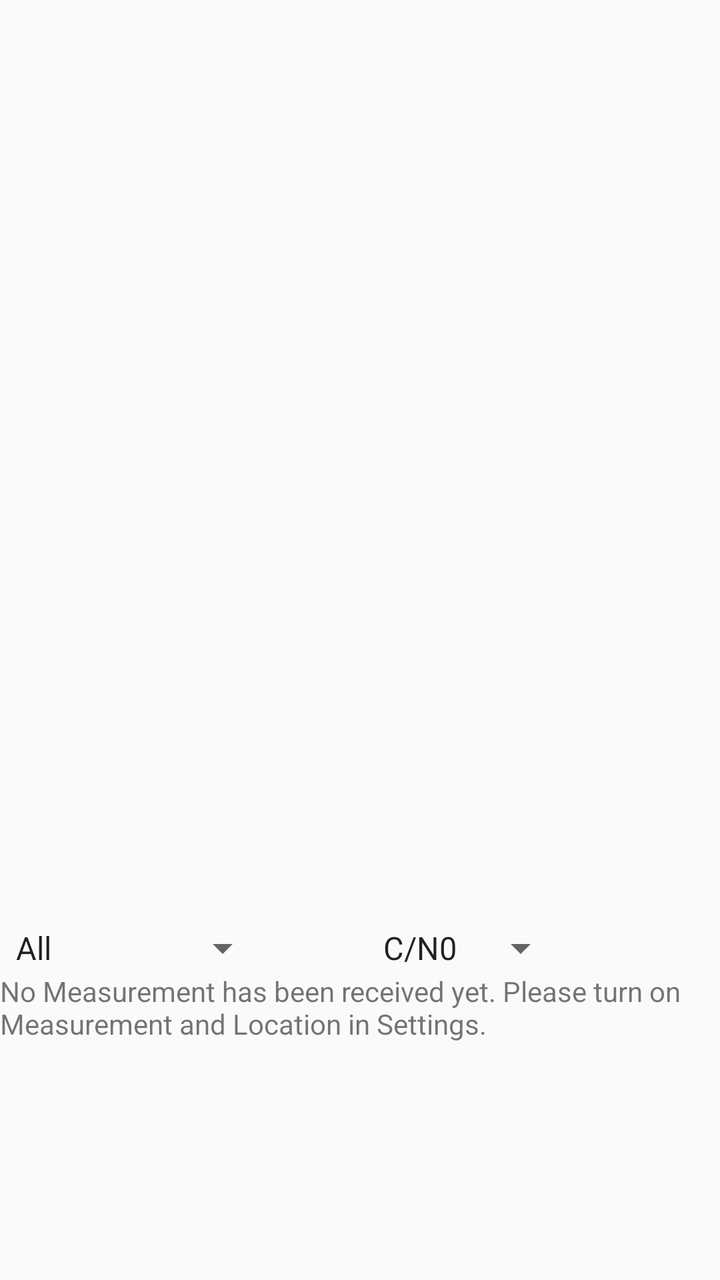
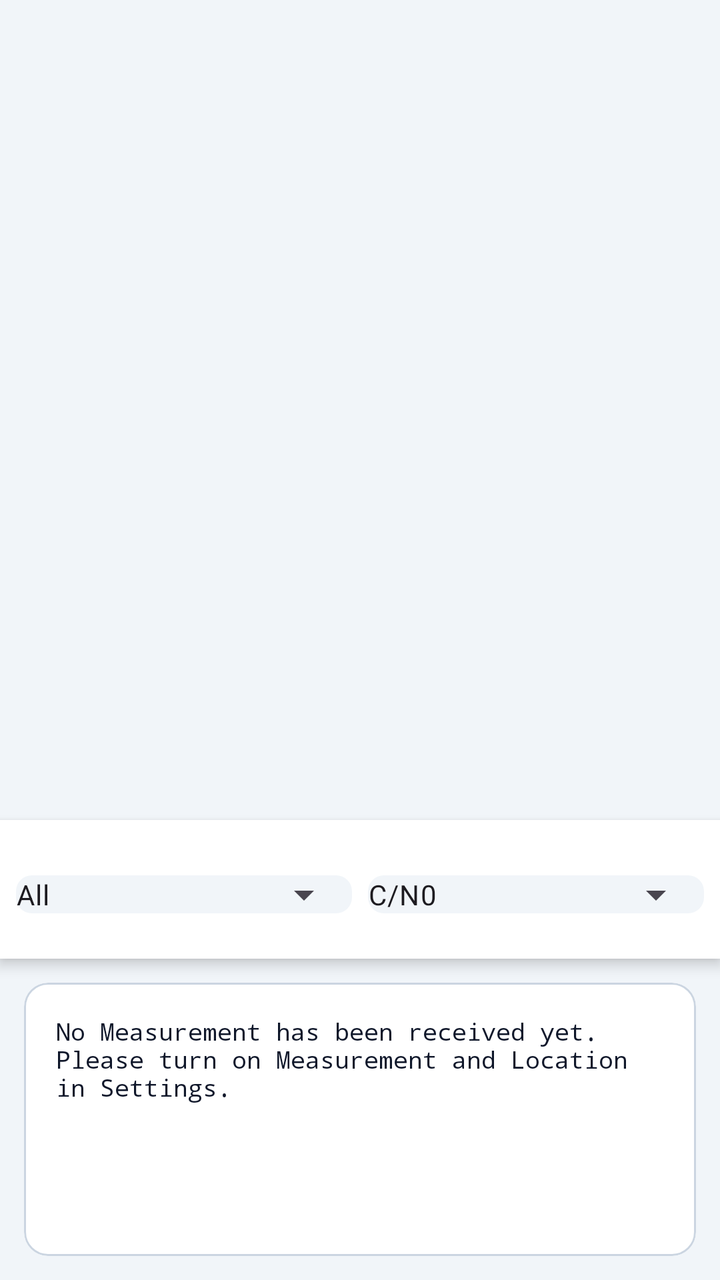

The first picture is an Android layout as it rendered before a commit; the second is the same layout after the commit. The layout source and the unified diff follow.
<!-- AndroidManifest.xml: application theme AppTheme -->
<!-- res/layout/fragment_plot.xml -->
<?xml version="1.0" encoding="utf-8"?>
<LinearLayout xmlns:android="http://schemas.android.com/apk/res/android"
    android:orientation="vertical"
    android:layout_width="match_parent"
    android:layout_height="match_parent">
  <LinearLayout
      android:layout_width="match_parent"
      android:layout_height="0dp"
      android:orientation="vertical"
      android:id="@+id/plot"
      android:layout_weight="3">
  </LinearLayout>
  <LinearLayout
      android:layout_width="match_parent"
      android:layout_height="wrap_content"
      android:orientation = "horizontal">
    <Spinner
        android:layout_width="wrap_content"
        android:layout_height="wrap_content"
        android:gravity="start"
        android:id = "@+id/constellation_spinner"
        android:entries="@array/constellation_arrays">
    </Spinner>
    <Spinner
        android:layout_width="wrap_content"
        android:layout_height="wrap_content"
        android:gravity="end"
        android:id = "@+id/tab_spinner"
        android:entries="@array/tab_arrays">
    </Spinner>
  </LinearLayout>
  <TextView
      android:layout_width="match_parent"
      android:layout_height="0dp"
      android:id="@+id/analysis"
      android:text="@string/turn_on_location_measurement"
      android:layout_weight="1"/>
</LinearLayout>
<!-- resources referenced by this layout -->
<resources>
  <string-array name="constellation_arrays">
          <item>All</item>
          <item>GPS</item>
          <item>SBAS</item>
          <item>GLONASS</item>
          <item>QZSS</item>
          <item>BEIDOU</item>
          <item>GALILEO</item>
      </string-array>
  <string-array name="tab_arrays">
          <item>C/N0</item>
          <item>PR Residual</item>
      </string-array>
  <string name="turn_on_location_measurement">
          No Measurement has been received yet. Please turn on Measurement and Location in Settings.
      </string>
  <style name="AppTheme" parent="Theme.AppCompat.Light.DarkActionBar">
      </style>
</resources>

<!-- the commit's change to res/layout/fragment_plot.xml (unified diff, before → after) -->
@@ -1,5 +1,6 @@
 <?xml version="1.0" encoding="utf-8"?>
 <LinearLayout xmlns:android="http://schemas.android.com/apk/res/android"
+    xmlns:app="http://schemas.android.com/apk/res-auto"
     android:orientation="vertical"
     android:layout_width="match_parent"
     android:layout_height="match_parent">
@@ -8,31 +9,90 @@
       android:layout_height="0dp"
       android:orientation="vertical"
       android:id="@+id/plot"
-      android:layout_weight="3">
+      android:layout_weight="3"
+      android:background="@color/background_hud">
   </LinearLayout>
+
   <LinearLayout
       android:layout_width="match_parent"
       android:layout_height="wrap_content"
-      android:orientation = "horizontal">
-    <Spinner
-        android:layout_width="wrap_content"
-        android:layout_height="wrap_content"
-        android:gravity="start"
-        android:id = "@+id/constellation_spinner"
-        android:entries="@array/constellation_arrays">
-    </Spinner>
-    <Spinner
-        android:layout_width="wrap_content"
-        android:layout_height="wrap_content"
-        android:gravity="end"
-        android:id = "@+id/tab_spinner"
-        android:entries="@array/tab_arrays">
-    </Spinner>
+      android:orientation="horizontal"
+      android:background="@color/surface_hud"
+      android:padding="8dp"
+      android:elevation="4dp">
+
+      <com.google.android.material.textfield.TextInputLayout
+          android:layout_width="0dp"
+          android:layout_height="wrap_content"
+          android:layout_weight="1"
+          android:layout_marginEnd="4dp"
+          style="@style/Widget.Material3.TextInputLayout.OutlinedBox.ExposedDropdownMenu"
+          app:boxBackgroundColor="@color/background_hud"
+          app:boxCornerRadiusTopStart="8dp"
+          app:boxCornerRadiusTopEnd="8dp"
+          app:boxCornerRadiusBottomStart="8dp"
+          app:boxCornerRadiusBottomEnd="8dp"
+          app:boxStrokeWidth="0dp"
+          app:boxStrokeWidthFocused="0dp">
+
+          <AutoCompleteTextView
+              android:id="@+id/constellation_spinner"
+              android:layout_width="match_parent"
+              android:layout_height="wrap_content"
+              android:inputType="none"
+              android:padding="0dp"
+              android:textSize="14sp"
+              android:text="All" />
+      </com.google.android.material.textfield.TextInputLayout>
+
+      <com.google.android.material.textfield.TextInputLayout
+          android:layout_width="0dp"
+          android:layout_height="wrap_content"
+          android:layout_weight="1"
+          android:layout_marginStart="4dp"
+          style="@style/Widget.Material3.TextInputLayout.OutlinedBox.ExposedDropdownMenu"
+          app:boxBackgroundColor="@color/background_hud"
+          app:boxCornerRadiusTopStart="8dp"
+          app:boxCornerRadiusTopEnd="8dp"
+          app:boxCornerRadiusBottomStart="8dp"
+          app:boxCornerRadiusBottomEnd="8dp"
+          app:boxStrokeWidth="0dp"
+          app:boxStrokeWidthFocused="0dp">
+
+          <AutoCompleteTextView
+              android:id="@+id/tab_spinner"
+              android:layout_width="match_parent"
+              android:layout_height="wrap_content"
+              android:inputType="none"
+              android:padding="0dp"
+              android:textSize="14sp"
+              android:text="C/N0" />
+      </com.google.android.material.textfield.TextInputLayout>
   </LinearLayout>
-  <TextView
+
+  <com.google.android.material.card.MaterialCardView
       android:layout_width="match_parent"
       android:layout_height="0dp"
-      android:id="@+id/analysis"
-      android:text="@string/turn_on_location_measurement"
-      android:layout_weight="1"/>
+      android:layout_margin="12dp"
+      android:layout_weight="1"
+      app:cardBackgroundColor="@color/surface_hud"
+      app:cardCornerRadius="12dp"
+      app:strokeWidth="1dp"
+      app:strokeColor="@color/stroke_hud">
+
+      <androidx.core.widget.NestedScrollView
+          android:layout_width="match_parent"
+          android:layout_height="match_parent"
+          android:padding="16dp">
+          
+          <TextView
+              android:id="@+id/analysis"
+              android:layout_width="match_parent"
+              android:layout_height="wrap_content"
+              android:text="@string/turn_on_location_measurement"
+              android:textColor="@color/on_surface_hud"
+              android:fontFamily="monospace"
+              android:textSize="12sp" />
+      </androidx.core.widget.NestedScrollView>
+  </com.google.android.material.card.MaterialCardView>
 </LinearLayout>
<!-- resource entries referenced after the edit -->
@@ -1,22 +1,28 @@
 <!-- resources referenced by this layout -->
 <resources>
-  <string-array name="constellation_arrays">
-          <item>All</item>
-          <item>GPS</item>
-          <item>SBAS</item>
-          <item>GLONASS</item>
-          <item>QZSS</item>
-          <item>BEIDOU</item>
-          <item>GALILEO</item>
-      </string-array>
-  <string-array name="tab_arrays">
-          <item>C/N0</item>
-          <item>PR Residual</item>
-      </string-array>
+  <color name="background_hud">#F1F5F9</color>
+  <color name="on_surface_hud">#0F172A</color>
+  <color name="stroke_hud">#CBD5E1</color>
+  <color name="surface_hud">#FFFFFF</color>
   <string name="turn_on_location_measurement">
           No Measurement has been received yet. Please turn on Measurement and Location in Settings.
       </string>
-  <style name="AppTheme" parent="Theme.AppCompat.Light.DarkActionBar">
+  <style name="AppTheme" parent="Theme.Material3.Light.NoActionBar">
+          
+          <item name="colorPrimary">@color/primary</item>
+          <item name="colorPrimaryDark">@color/primary_dark</item>
+          <item name="colorAccent">@color/accent</item>
+          
+          
+          <item name="android:statusBarColor">@color/background_hud</item>
+          <item name="android:navigationBarColor">@color/background_hud</item>
+          <item name="android:windowBackground">@color/background_hud</item>
+          
+          
+          <item name="android:windowLightStatusBar">true</item>
       </style>
+  <color name="primary">#0284C7</color>
+  <color name="primary_dark">#0369A1</color>
+  <color name="accent">#059669</color>
 </resources>
 
